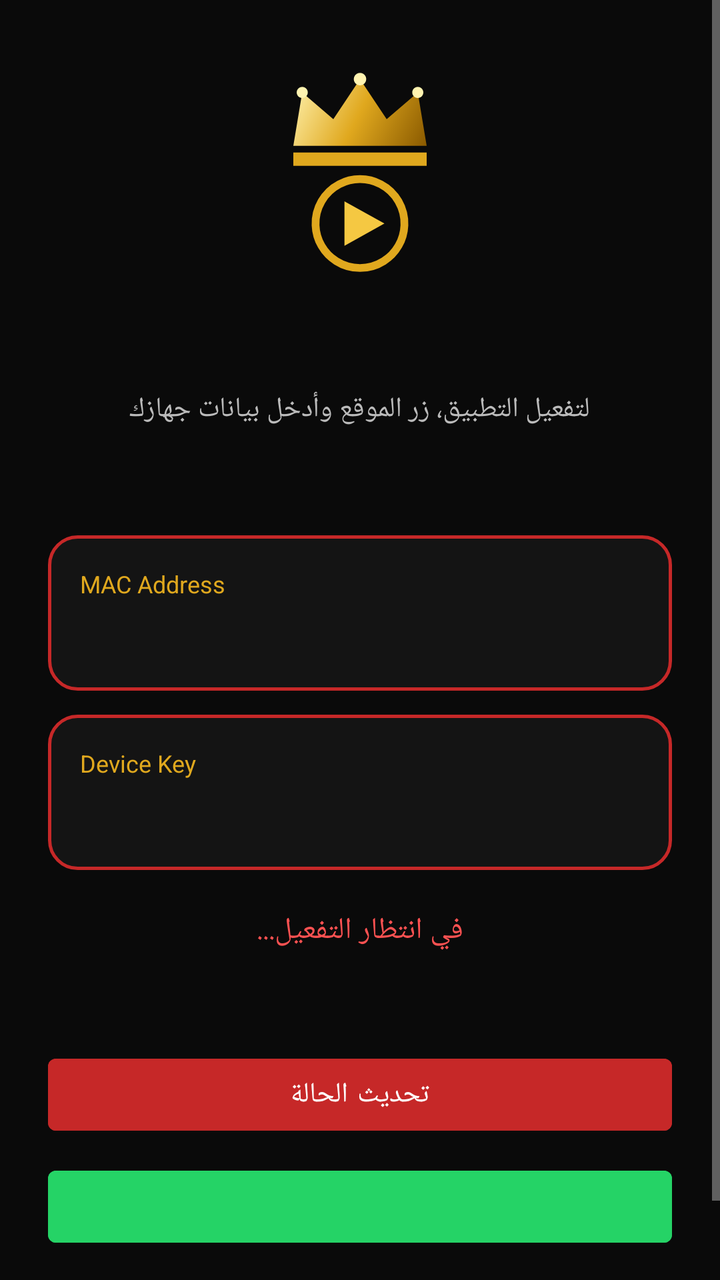
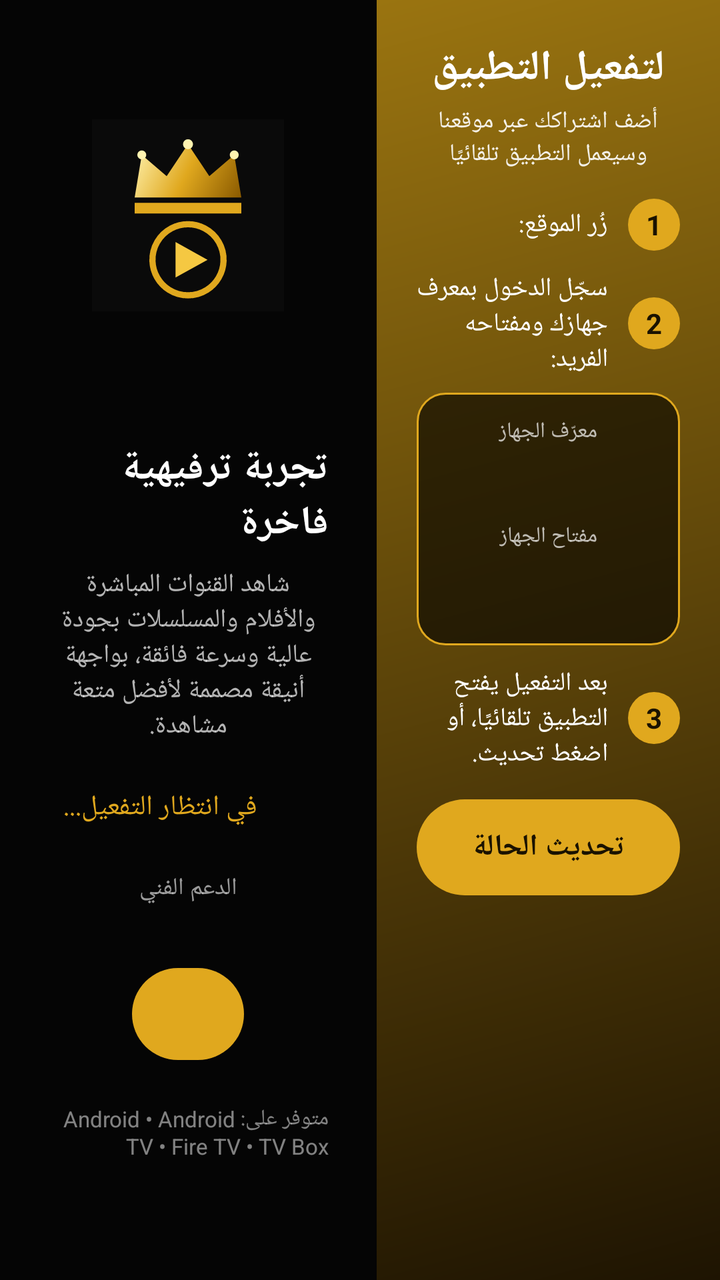

An Android layout rendered at two revisions. The XML below is the earlier revision; the diff shows what the commit changed to produce the second picture.
<!-- AndroidManifest.xml: application theme Theme.IPTVPlayer -->
<!-- res/layout/activity_activation.xml -->
<?xml version="1.0" encoding="utf-8"?>
<ScrollView xmlns:android="http://schemas.android.com/apk/res/android" android:layout_width="match_parent" android:layout_height="match_parent" android:background="#0A0A0A" android:fillViewport="true">
<LinearLayout android:layout_width="match_parent" android:layout_height="wrap_content" android:gravity="center_horizontal" android:orientation="vertical" android:padding="24dp">
<ImageView android:id="@+id/ivLogo" android:layout_width="120dp" android:layout_height="120dp" android:src="@drawable/ic_logo" />
<TextView android:id="@+id/tvAppName" android:layout_width="wrap_content" android:layout_height="wrap_content" android:textColor="#E0A81E" android:textSize="26sp" android:textStyle="bold" />
<TextView android:layout_width="wrap_content" android:layout_height="wrap_content" android:layout_marginTop="16dp" android:text="لتفعيل التطبيق، زر الموقع وأدخل بيانات جهازك" android:textColor="#BBBBBB" android:textSize="14sp" />
<TextView android:id="@+id/tvSite" android:layout_width="wrap_content" android:layout_height="wrap_content" android:layout_marginTop="8dp" android:textColor="#FFFFFF" android:textSize="16sp" android:textStyle="bold" />
<LinearLayout android:layout_width="match_parent" android:layout_height="wrap_content" android:layout_marginTop="24dp" android:background="@drawable/bg_activation_card" android:orientation="vertical" android:padding="16dp">
<TextView android:layout_width="wrap_content" android:layout_height="wrap_content" android:text="MAC Address" android:textColor="#E0A81E" android:textSize="12sp" />
<TextView android:id="@+id/tvMac" android:layout_width="wrap_content" android:layout_height="wrap_content" android:textColor="#FFFFFF" android:textSize="22sp" android:textStyle="bold" android:textIsSelectable="true" />
</LinearLayout>
<LinearLayout android:layout_width="match_parent" android:layout_height="wrap_content" android:layout_marginTop="12dp" android:background="@drawable/bg_activation_card" android:orientation="vertical" android:padding="16dp">
<TextView android:layout_width="wrap_content" android:layout_height="wrap_content" android:text="Device Key" android:textColor="#E0A81E" android:textSize="12sp" />
<TextView android:id="@+id/tvKey" android:layout_width="wrap_content" android:layout_height="wrap_content" android:textColor="#FFFFFF" android:textSize="22sp" android:textStyle="bold" android:textIsSelectable="true" />
</LinearLayout>
<TextView android:id="@+id/tvStatus" android:layout_width="wrap_content" android:layout_height="wrap_content" android:layout_marginTop="20dp" android:text="في انتظار التفعيل..." android:textColor="#FF5252" android:textSize="15sp" />
<ProgressBar android:id="@+id/progress" style="?android:attr/progressBarStyleSmall" android:layout_width="24dp" android:layout_height="24dp" android:layout_marginTop="8dp" />
<Button android:id="@+id/btnRefresh" android:layout_width="match_parent" android:layout_height="wrap_content" android:layout_marginTop="16dp" android:backgroundTint="#C62828" android:text="تحديث الحالة" android:textColor="#FFFFFF" />
<Button android:id="@+id/btnContact" android:layout_width="match_parent" android:layout_height="wrap_content" android:layout_marginTop="8dp" android:backgroundTint="#25D366" android:textColor="#FFFFFF" />
<TextView android:id="@+id/tvPhone" android:layout_width="wrap_content" android:layout_height="wrap_content" android:layout_marginTop="12dp" android:textColor="#BBBBBB" android:textSize="14sp" />
</LinearLayout>
</ScrollView>
<!-- resources referenced by this layout -->
<resources>
  <!-- drawable bg_activation_card (drawable) -->
  <?xml version="1.0" encoding="utf-8"?>
  <shape xmlns:android="http://schemas.android.com/apk/res/android"
      android:shape="rectangle">
      <solid android:color="#141414" />
      <stroke android:width="1.5dp" android:color="#C62828" />
      <corners android:radius="14dp" />
  </shape>
  <style name="Theme.IPTVPlayer" parent="Theme.MaterialComponents.DayNight.NoActionBar">
          <item name="colorPrimary">@color/accent_primary</item>
          <item name="colorPrimaryVariant">@color/accent_secondary</item>
          <item name="colorOnPrimary">@color/bg_primary</item>
          <item name="colorSecondary">@color/accent_primary</item>
          <item name="colorOnSecondary">@color/bg_primary</item>
          <item name="android:colorBackground">@color/bg_primary</item>
          <item name="colorSurface">@color/bg_surface</item>
          <item name="colorOnSurface">@color/text_primary</item>
          <item name="android:statusBarColor">@color/bg_surface</item>
          <item name="android:navigationBarColor">@color/bg_primary</item>
          <item name="android:windowBackground">@color/bg_primary</item>
          
          <item name="android:textColorPrimary">@color/text_primary</item>
          <item name="android:textColorSecondary">@color/text_secondary</item>
          <item name="android:editTextColor">@color/text_primary</item>
          <item name="android:textColorHint">@color/text_hint</item>
          
          <item name="materialAlertDialogTheme">@style/DarkAlertDialog</item>
      </style>
  <color name="accent_primary">#FF00E676</color>
  <color name="accent_secondary">#FF00C853</color>
  <color name="bg_primary">#FF121212</color>
  <color name="bg_surface">#FF1E1E1E</color>
  <color name="text_primary">#FFFFFFFF</color>
  <color name="text_secondary">#FFB0B0B0</color>
  <color name="text_hint">#FF757575</color>
  <style name="DarkAlertDialog" parent="ThemeOverlay.MaterialComponents.MaterialAlertDialog">
          <item name="colorSurface">@color/bg_surface</item>
          <item name="colorOnSurface">@color/text_primary</item>
          <item name="android:background">@color/bg_surface</item>
          <item name="buttonBarPositiveButtonStyle">@style/AccentButtonStyle</item>
      </style>
  <style name="AccentButtonStyle" parent="Widget.MaterialComponents.Button.TextButton.Dialog">
          <item name="android:textColor">@color/accent_primary</item>
      </style>
  <!-- unchanged entries left out for length: 1 -->
</resources>

<!-- the commit's change to res/layout/activity_activation.xml (unified diff, before → after) -->
@@ -1,22 +1,24 @@
 <?xml version="1.0" encoding="utf-8"?>
-<ScrollView xmlns:android="http://schemas.android.com/apk/res/android" android:layout_width="match_parent" android:layout_height="match_parent" android:background="#0A0A0A" android:fillViewport="true">
-<LinearLayout android:layout_width="match_parent" android:layout_height="wrap_content" android:gravity="center_horizontal" android:orientation="vertical" android:padding="24dp">
-<ImageView android:id="@+id/ivLogo" android:layout_width="120dp" android:layout_height="120dp" android:src="@drawable/ic_logo" />
-<TextView android:id="@+id/tvAppName" android:layout_width="wrap_content" android:layout_height="wrap_content" android:textColor="#E0A81E" android:textSize="26sp" android:textStyle="bold" />
-<TextView android:layout_width="wrap_content" android:layout_height="wrap_content" android:layout_marginTop="16dp" android:text="لتفعيل التطبيق، زر الموقع وأدخل بيانات جهازك" android:textColor="#BBBBBB" android:textSize="14sp" />
-<TextView android:id="@+id/tvSite" android:layout_width="wrap_content" android:layout_height="wrap_content" android:layout_marginTop="8dp" android:textColor="#FFFFFF" android:textSize="16sp" android:textStyle="bold" />
-<LinearLayout android:layout_width="match_parent" android:layout_height="wrap_content" android:layout_marginTop="24dp" android:background="@drawable/bg_activation_card" android:orientation="vertical" android:padding="16dp">
-<TextView android:layout_width="wrap_content" android:layout_height="wrap_content" android:text="MAC Address" android:textColor="#E0A81E" android:textSize="12sp" />
-<TextView android:id="@+id/tvMac" android:layout_width="wrap_content" android:layout_height="wrap_content" android:textColor="#FFFFFF" android:textSize="22sp" android:textStyle="bold" android:textIsSelectable="true" />
+<LinearLayout xmlns:android="http://schemas.android.com/apk/res/android" android:layout_width="match_parent" android:layout_height="match_parent" android:background="#050505" android:layoutDirection="ltr" android:orientation="horizontal">
+<ScrollView android:layout_width="0dp" android:layout_height="match_parent" android:layout_weight="1.1" android:fillViewport="true"><LinearLayout android:layout_width="match_parent" android:layout_height="wrap_content" android:gravity="center" android:layoutDirection="rtl" android:orientation="vertical" android:padding="24dp">
+<ImageView android:layout_width="96dp" android:layout_height="96dp" android:src="@drawable/ic_launcher_aurum" />
+<TextView android:id="@+id/tvAppName" android:layout_width="wrap_content" android:layout_height="wrap_content" android:layout_marginTop="8dp" android:letterSpacing="0.2" android:textColor="#E0A81E" android:textSize="26sp" android:textStyle="bold" />
+<TextView android:layout_width="wrap_content" android:layout_height="wrap_content" android:layout_marginTop="22dp" android:text="تجربة ترفيهية فاخرة" android:textColor="#FFFFFF" android:textSize="20sp" android:textStyle="bold" />
+<TextView android:layout_width="match_parent" android:layout_height="wrap_content" android:layout_marginTop="8dp" android:gravity="center" android:text="شاهد القنوات المباشرة والأفلام والمسلسلات بجودة عالية وسرعة فائقة، بواجهة أنيقة مصممة لأفضل متعة مشاهدة." android:textColor="#B3FFFFFF" android:textSize="13sp" />
+<LinearLayout android:layout_width="wrap_content" android:layout_height="wrap_content" android:layout_marginTop="22dp" android:gravity="center_vertical" android:orientation="horizontal"><ProgressBar android:id="@+id/progress" android:layout_width="20dp" android:layout_height="20dp" /><TextView android:id="@+id/tvStatus" android:layout_width="wrap_content" android:layout_height="wrap_content" android:layout_marginStart="8dp" android:text="في انتظار التفعيل..." android:textColor="#E0A81E" android:textSize="14sp" /></LinearLayout>
+<TextView android:layout_width="wrap_content" android:layout_height="wrap_content" android:layout_marginTop="22dp" android:text="الدعم الفني" android:textColor="#99FFFFFF" android:textSize="12sp" />
+<TextView android:id="@+id/tvPhone" android:layout_width="wrap_content" android:layout_height="wrap_content" android:textColor="#FFFFFF" android:textSize="16sp" android:textStyle="bold" />
+<TextView android:id="@+id/btnContact" android:layout_width="wrap_content" android:layout_height="46dp" android:layout_marginTop="10dp" android:background="@drawable/bg_gold_btn" android:clickable="true" android:focusable="true" android:gravity="center" android:paddingStart="28dp" android:paddingEnd="28dp" android:textColor="#1A1200" android:textSize="14sp" android:textStyle="bold" />
+<TextView android:layout_width="wrap_content" android:layout_height="wrap_content" android:layout_marginTop="22dp" android:text="متوفر على: Android • Android TV • Fire TV • TV Box" android:textColor="#80FFFFFF" android:textSize="11sp" />
+</LinearLayout></ScrollView>
+<ScrollView android:layout_width="0dp" android:layout_height="match_parent" android:layout_weight="1" android:background="@drawable/bg_activation_panel" android:fillViewport="true"><LinearLayout android:layout_width="match_parent" android:layout_height="wrap_content" android:layoutDirection="rtl" android:orientation="vertical" android:padding="20dp">
+<TextView android:layout_width="match_parent" android:layout_height="wrap_content" android:gravity="center" android:text="لتفعيل التطبيق" android:textColor="#FFFFFF" android:textSize="21sp" android:textStyle="bold" />
+<TextView android:layout_width="match_parent" android:layout_height="wrap_content" android:layout_marginTop="4dp" android:gravity="center" android:text="أضف اشتراكك عبر موقعنا وسيعمل التطبيق تلقائيًا" android:textColor="#E6FFFFFF" android:textSize="12sp" />
+<LinearLayout android:layout_width="match_parent" android:layout_height="wrap_content" android:layout_marginTop="14dp" android:gravity="center_vertical" android:orientation="horizontal"><TextView android:layout_width="26dp" android:layout_height="26dp" android:background="@drawable/bg_step_num" android:gravity="center" android:text="1" android:textColor="#1A1200" android:textStyle="bold" /><TextView android:layout_width="wrap_content" android:layout_height="wrap_content" android:layout_marginStart="10dp" android:text="زُر الموقع:" android:textColor="#FFFFFF" android:textSize="13sp" /><TextView android:id="@+id/tvSite" android:layout_width="wrap_content" android:layout_height="wrap_content" android:layout_marginStart="6dp" android:textColor="#FFD670" android:textDirection="ltr" android:textSize="13sp" android:textStyle="bold" /></LinearLayout>
+<LinearLayout android:layout_width="match_parent" android:layout_height="wrap_content" android:layout_marginTop="10dp" android:gravity="center_vertical" android:orientation="horizontal"><TextView android:layout_width="26dp" android:layout_height="26dp" android:background="@drawable/bg_step_num" android:gravity="center" android:text="2" android:textColor="#1A1200" android:textStyle="bold" /><TextView android:layout_width="0dp" android:layout_height="wrap_content" android:layout_marginStart="10dp" android:layout_weight="1" android:text="سجّل الدخول بمعرف جهازك ومفتاحه الفريد:" android:textColor="#FFFFFF" android:textSize="13sp" /></LinearLayout>
+<LinearLayout android:layout_width="match_parent" android:layout_height="wrap_content" android:layout_marginTop="8dp" android:background="@drawable/bg_code_box" android:gravity="center" android:orientation="vertical" android:padding="12dp"><TextView android:layout_width="wrap_content" android:layout_height="wrap_content" android:text="معرّف الجهاز" android:textColor="#B3FFFFFF" android:textSize="11sp" /><TextView android:id="@+id/tvMac" android:layout_width="wrap_content" android:layout_height="wrap_content" android:fontFamily="monospace" android:textColor="#FFFFFF" android:textDirection="ltr" android:textIsSelectable="true" android:textSize="22sp" android:textStyle="bold" /><TextView android:layout_width="wrap_content" android:layout_height="wrap_content" android:layout_marginTop="8dp" android:text="مفتاح الجهاز" android:textColor="#B3FFFFFF" android:textSize="11sp" /><TextView android:id="@+id/tvKey" android:layout_width="wrap_content" android:layout_height="wrap_content" android:fontFamily="monospace" android:letterSpacing="0.15" android:textColor="#FFD670" android:textDirection="ltr" android:textIsSelectable="true" android:textSize="26sp" android:textStyle="bold" /></LinearLayout>
+<LinearLayout android:layout_width="match_parent" android:layout_height="wrap_content" android:layout_marginTop="10dp" android:gravity="center_vertical" android:orientation="horizontal"><TextView android:layout_width="26dp" android:layout_height="26dp" android:background="@drawable/bg_step_num" android:gravity="center" android:text="3" android:textColor="#1A1200" android:textStyle="bold" /><TextView android:layout_width="0dp" android:layout_height="wrap_content" android:layout_marginStart="10dp" android:layout_weight="1" android:text="بعد التفعيل يفتح التطبيق تلقائيًا، أو اضغط تحديث." android:textColor="#FFFFFF" android:textSize="13sp" /></LinearLayout>
+<TextView android:id="@+id/btnRefresh" android:layout_width="match_parent" android:layout_height="48dp" android:layout_marginTop="14dp" android:background="@drawable/bg_gold_btn" android:clickable="true" android:focusable="true" android:gravity="center" android:text="تحديث الحالة" android:textColor="#1A1200" android:textSize="15sp" android:textStyle="bold" />
+<LinearLayout android:id="@+id/demoHolder" android:layout_width="match_parent" android:layout_height="wrap_content" android:layout_marginTop="10dp" android:orientation="vertical" />
+</LinearLayout></ScrollView>
 </LinearLayout>
-<LinearLayout android:layout_width="match_parent" android:layout_height="wrap_content" android:layout_marginTop="12dp" android:background="@drawable/bg_activation_card" android:orientation="vertical" android:padding="16dp">
-<TextView android:layout_width="wrap_content" android:layout_height="wrap_content" android:text="Device Key" android:textColor="#E0A81E" android:textSize="12sp" />
-<TextView android:id="@+id/tvKey" android:layout_width="wrap_content" android:layout_height="wrap_content" android:textColor="#FFFFFF" android:textSize="22sp" android:textStyle="bold" android:textIsSelectable="true" />
-</LinearLayout>
-<TextView android:id="@+id/tvStatus" android:layout_width="wrap_content" android:layout_height="wrap_content" android:layout_marginTop="20dp" android:text="في انتظار التفعيل..." android:textColor="#FF5252" android:textSize="15sp" />
-<ProgressBar android:id="@+id/progress" style="?android:attr/progressBarStyleSmall" android:layout_width="24dp" android:layout_height="24dp" android:layout_marginTop="8dp" />
-<Button android:id="@+id/btnRefresh" android:layout_width="match_parent" android:layout_height="wrap_content" android:layout_marginTop="16dp" android:backgroundTint="#C62828" android:text="تحديث الحالة" android:textColor="#FFFFFF" />
-<Button android:id="@+id/btnContact" android:layout_width="match_parent" android:layout_height="wrap_content" android:layout_marginTop="8dp" android:backgroundTint="#25D366" android:textColor="#FFFFFF" />
-<TextView android:id="@+id/tvPhone" android:layout_width="wrap_content" android:layout_height="wrap_content" android:layout_marginTop="12dp" android:textColor="#BBBBBB" android:textSize="14sp" />
-</LinearLayout>
-</ScrollView>
<!-- resource entries referenced after the edit -->
@@ -1,13 +1,26 @@
 <!-- resources referenced by this layout -->
 <resources>
-  <!-- drawable bg_activation_card (drawable) -->
+  <!-- drawable bg_activation_panel (drawable) -->
   <?xml version="1.0" encoding="utf-8"?>
-  <shape xmlns:android="http://schemas.android.com/apk/res/android"
-      android:shape="rectangle">
-      <solid android:color="#141414" />
-      <stroke android:width="1.5dp" android:color="#C62828" />
-      <corners android:radius="14dp" />
-  </shape>
+  <shape xmlns:android="http://schemas.android.com/apk/res/android" android:shape="rectangle"><gradient android:angle="315" android:endColor="#1E1402" android:startColor="#9A7410" /></shape>
+  <!-- drawable bg_code_box (drawable) -->
+  <?xml version="1.0" encoding="utf-8"?>
+  <shape xmlns:android="http://schemas.android.com/apk/res/android" android:shape="rectangle"><solid android:color="#99000000" /><stroke android:width="1dp" android:color="#E0A81E" /><corners android:radius="14dp" /></shape>
+  <!-- drawable bg_gold_btn (drawable) -->
+  <?xml version="1.0" encoding="utf-8"?>
+  <selector xmlns:android="http://schemas.android.com/apk/res/android">
+  <item android:state_focused="true"><shape android:shape="rectangle"><solid android:color="#F5C84C" /><stroke android:width="3dp" android:color="#FFFFFF" /><corners android:radius="26dp" /></shape></item>
+  <item><shape android:shape="rectangle"><solid android:color="#E0A81E" /><corners android:radius="26dp" /></shape></item>
+  </selector>
+  <!-- drawable bg_step_num (drawable) -->
+  <?xml version="1.0" encoding="utf-8"?>
+  <shape xmlns:android="http://schemas.android.com/apk/res/android" android:shape="oval"><solid android:color="#E0A81E" /></shape>
+  <!-- drawable ic_launcher_aurum (drawable) -->
+  <?xml version="1.0" encoding="utf-8"?>
+  <layer-list xmlns:android="http://schemas.android.com/apk/res/android">
+  <item><shape android:shape="rectangle"><solid android:color="#0A0A0A" /></shape></item>
+  <item android:drawable="@drawable/ic_logo" />
+  </layer-list>
   <style name="Theme.IPTVPlayer" parent="Theme.MaterialComponents.DayNight.NoActionBar">
           <item name="colorPrimary">@color/accent_primary</item>
           <item name="colorPrimaryVariant">@color/accent_secondary</item>
